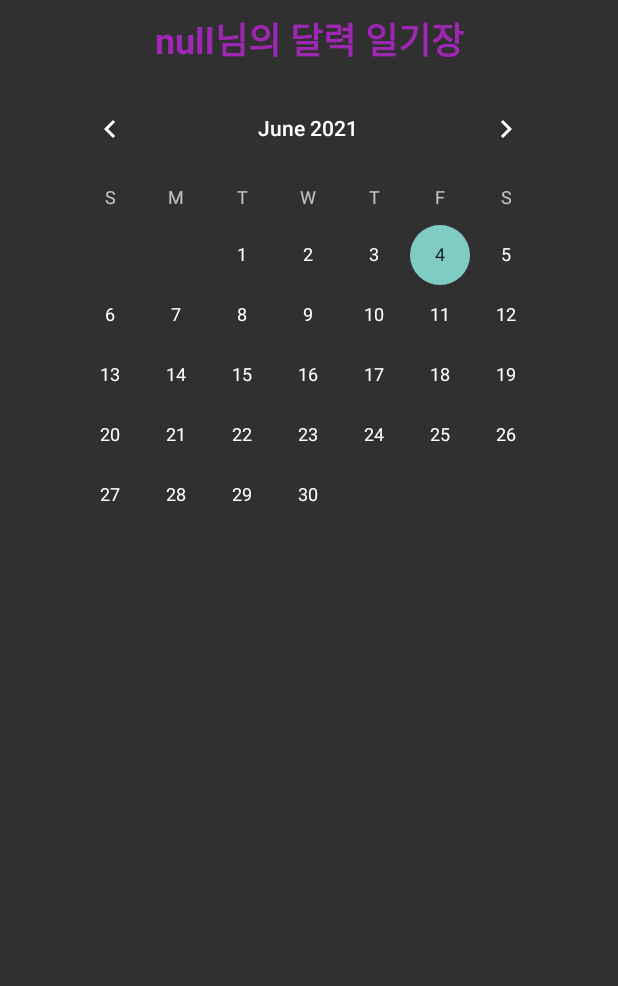
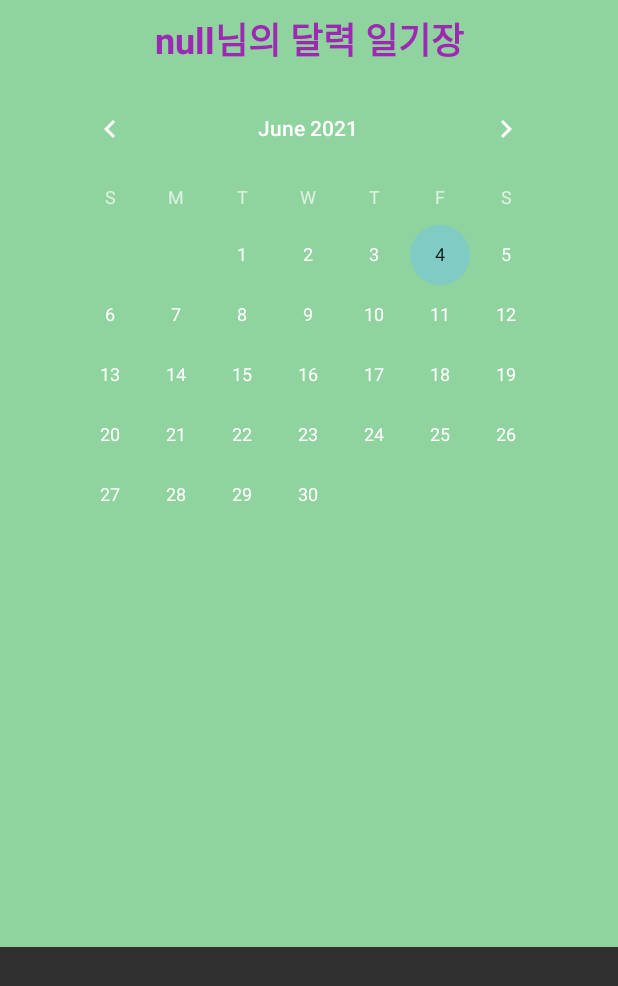
Before and after one commit to KimDDoHyeon/ChildAirAndroid, an Android app: the Calendar screen opened directly, with no data from a screen before it, on a phone screen of 412 x 824 dp. Shown: the top 986 px of the screen. Run offline under Robolectric (Android 15) with nearby library versions, the phone set to English and light mode, and no system bars.

Commit message:
레이아웃 작업 완료

```diff
--- a/app/src/main/java/com/example/childair/MainActivity.java
+++ b/app/src/main/java/com/example/childair/MainActivity.java
@@ -2,7 +2,10 @@ package com.example.childair;
 
 import androidx.appcompat.app.AppCompatActivity;
 
+import android.content.Intent;
 import android.os.Bundle;
+import android.view.View;
+import android.widget.ImageButton;
 
 public class MainActivity extends AppCompatActivity {
 
@@ -12,5 +15,24 @@ public class MainActivity extends AppCompatActivity {
         super.onCreate(savedInstanceState);
         setContentView(R.layout.activity_main);
 
+        ImageButton airBtn = findViewById(R.id.btnAir);
+        ImageButton calBtn = findViewById(R.id.btnCalen);
+
+        airBtn.setOnClickListener(new View.OnClickListener() {
+            @Override
+            public void onClick(View v) {
+                Intent airgo = new Intent(getApplicationContext(), Dust.class);
+                startActivity(airgo);
+            }
+        });
+
+        calBtn.setOnClickListener(new View.OnClickListener() {
+            @Override
+            public void onClick(View v) {
+                Intent calgo = new Intent(getApplicationContext(), Calendar.class);
+                startActivity(calgo);
+            }
+        });
+
     }
 }
--- a/app/src/main/res/layout/activity_calendar.xml
+++ b/app/src/main/res/layout/activity_calendar.xml
@@ -5,48 +5,69 @@
 
     android:layout_width="match_parent"
     android:layout_height="wrap_content"
-    android:orientation="vertical" >
+    android:background="#8FD39E"
+    android:orientation="vertical">
 
 
     <CalendarView
+        android:id="@+id/calendarView"
         android:layout_width="wrap_content"
         android:layout_height="wrap_content"
-        android:id="@+id/calendarView"
+        android:layout_marginStart="8dp"
+        android:layout_marginLeft="8dp"
+        android:layout_marginTop="8dp"
+        android:layout_marginEnd="8dp"
+        android:layout_marginRight="8dp"
+        app:layout_constraintEnd_toEndOf="parent"
+        app:layout_constraintHorizontal_bias="0.488"
         app:layout_constraintStart_toStartOf="parent"
-        android:layout_marginLeft="8dp" android:layout_marginStart="8dp" app:layout_constraintEnd_toEndOf="parent"
-        android:layout_marginEnd="8dp" android:layout_marginRight="8dp"
-        app:layout_constraintHorizontal_bias="0.488" android:layout_marginTop="8dp"
-        app:layout_constraintTop_toBottomOf="@+id/textView3"/>
+        app:layout_constraintTop_toBottomOf="@+id/textView3" />
+
     <TextView
+        android:id="@+id/diaryTextView"
         android:layout_width="0dp"
         android:layout_height="wrap_content"
-        android:gravity= "center"
-        android:id="@+id/diaryTextView" android:layout_marginTop="16dp"
-        app:layout_constraintTop_toBottomOf="@+id/calendarView" app:layout_constraintEnd_toEndOf="parent"
-        android:layout_marginEnd="8dp" android:layout_marginRight="8dp"
-        app:layout_constraintStart_toStartOf="parent" android:layout_marginLeft="8dp"
-        android:layout_marginStart="8dp" android:textAppearance="@style/TextAppearance.AppCompat.Large"/>
+        android:layout_marginStart="8dp"
+        android:layout_marginLeft="8dp"
+        android:layout_marginTop="16dp"
+        android:layout_marginEnd="8dp"
+        android:layout_marginRight="8dp"
+        android:gravity="center"
+        android:textAppearance="@style/TextAppearance.AppCompat.Large"
+        app:layout_constraintEnd_toEndOf="parent"
+        app:layout_constraintStart_toStartOf="parent"
+        app:layout_constraintTop_toBottomOf="@+id/calendarView" />
+
     <EditText
+        android:id="@+id/contextEditText"
         android:layout_width="0dp"
         android:layout_height="116dp"
+        android:layout_marginStart="8dp"
+        android:layout_marginLeft="8dp"
+        android:layout_marginTop="16dp"
+        android:layout_marginEnd="8dp"
+        android:layout_marginRight="8dp"
+        android:ems="10"
+        android:hint="내용을 입력하세요."
         android:inputType="textMultiLine"
-        android:ems="10"
-        android:id="@+id/contextEditText"
-        app:layout_constraintTop_toBottomOf="@+id/diaryTextView" android:layout_marginTop="16dp"
-        android:hint="내용을 입력하세요." android:layout_marginEnd="8dp" app:layout_constraintEnd_toEndOf="parent"
-        android:layout_marginRight="8dp" android:layout_marginStart="8dp"
-        app:layout_constraintStart_toStartOf="parent" android:layout_marginLeft="8dp"
-        android:visibility="invisible"/>
+        android:visibility="invisible"
+        app:layout_constraintEnd_toEndOf="parent"
+        app:layout_constraintStart_toStartOf="parent"
+        app:layout_constraintTop_toBottomOf="@+id/diaryTextView" />
 
     <TextView
+        android:id="@+id/textView2"
         android:layout_width="0dp"
         android:layout_height="0dp"
-        android:id="@+id/textView2"
-        app:layout_constraintTop_toTopOf="@+id/contextEditText"
-        app:layout_constraintBottom_toBottomOf="@+id/contextEditText" app:layout_constraintEnd_toEndOf="parent"
-        android:layout_marginEnd="8dp" android:layout_marginRight="8dp"
-        app:layout_constraintStart_toStartOf="@+id/contextEditText" android:layout_marginLeft="8dp"
-        android:layout_marginStart="8dp" android:visibility="invisible"/>
+        android:layout_marginStart="8dp"
+        android:layout_marginLeft="8dp"
+        android:layout_marginEnd="8dp"
+        android:layout_marginRight="8dp"
+        android:visibility="invisible"
+        app:layout_constraintBottom_toBottomOf="@+id/contextEditText"
+        app:layout_constraintEnd_toEndOf="parent"
+        app:layout_constraintStart_toStartOf="@+id/contextEditText"
+        app:layout_constraintTop_toTopOf="@+id/contextEditText" />
 
     <TextView
         android:id="@+id/textView3"
@@ -66,35 +87,46 @@
         app:layout_constraintTop_toTopOf="parent" />
 
     <Button
+        android:id="@+id/save_Btn"
+        android:layout_width="0dp"
+        android:layout_height="wrap_content"
+        android:layout_marginStart="8dp"
+        android:layout_marginLeft="8dp"
+        android:layout_marginTop="16dp"
+        android:layout_marginEnd="8dp"
+        android:layout_marginRight="8dp"
+        android:layout_marginBottom="20dp"
         android:text="저장"
-        android:layout_width="0dp"
-        android:layout_marginBottom="20dp"
-        android:layout_height="wrap_content"
-        android:id="@+id/save_Btn" android:layout_marginTop="16dp"
-        app:layout_constraintTop_toBottomOf="@+id/contextEditText" app:layout_constraintEnd_toEndOf="parent"
-        android:layout_marginEnd="8dp" android:layout_marginRight="8dp"
-        app:layout_constraintStart_toStartOf="parent" android:layout_marginLeft="8dp"
-        android:layout_marginStart="8dp" android:visibility="invisible"/>
-
-
+        android:visibility="invisible"
+        app:layout_constraintEnd_toEndOf="parent"
+        app:layout_constraintStart_toStartOf="parent"
+        app:layout_constraintTop_toBottomOf="@+id/contextEditText" />
 
 
     <Button
-        android:text="수정"
+        android:id="@+id/cha_Btn"
         android:layout_width="180dp"
         android:layout_height="wrap_content"
-        android:id="@+id/cha_Btn"
-        app:layout_constraintBaseline_toBaselineOf="@+id/save_Btn" app:layout_constraintStart_toStartOf="parent"
-        android:layout_marginLeft="8dp" android:layout_marginStart="8dp"
-        app:layout_constraintEnd_toStartOf="@+id/del_Btn" android:layout_marginEnd="8dp"
-        android:layout_marginRight="8dp" android:visibility="invisible"/>
+        android:layout_marginStart="8dp"
+        android:layout_marginLeft="8dp"
+        android:layout_marginEnd="8dp"
+        android:layout_marginRight="8dp"
+        android:text="수정"
+        android:visibility="invisible"
+        app:layout_constraintBaseline_toBaselineOf="@+id/save_Btn"
+        app:layout_constraintEnd_toStartOf="@+id/del_Btn"
+        app:layout_constraintStart_toStartOf="parent" />
+
     <Button
-        android:text="삭제"
+        android:id="@+id/del_Btn"
         android:layout_width="176dp"
         android:layout_height="wrap_content"
-        android:id="@+id/del_Btn"
-        app:layout_constraintBaseline_toBaselineOf="@+id/cha_Btn" app:layout_constraintEnd_toEndOf="@+id/save_Btn"
-        android:layout_marginEnd="8dp" android:layout_marginRight="8dp" android:visibility="invisible"></Button>
+        android:layout_marginEnd="8dp"
+        android:layout_marginRight="8dp"
+        android:text="삭제"
+        android:visibility="invisible"
+        app:layout_constraintBaseline_toBaselineOf="@+id/cha_Btn"
+        app:layout_constraintEnd_toEndOf="@+id/save_Btn"></Button>
 
 
 </androidx.constraintlayout.widget.ConstraintLayout>
--- a/app/src/main/res/layout/activity_dust.xml
+++ b/app/src/main/res/layout/activity_dust.xml
@@ -4,6 +4,7 @@
     xmlns:tools="http://schemas.android.com/tools"
     android:layout_width="match_parent"
     android:layout_height="match_parent"
+    android:background="#8FD39E"
     tools:context=".MainActivity">
 
     <com.mancj.materialsearchbar.MaterialSearchBar
@@ -11,28 +12,32 @@
         android:layout_width="match_parent"
         android:layout_height="wrap_content"
         android:layout_alignParentTop="true"
-        app:mt_speechMode="false"
-        app:mt_hint="Search"/>
+        app:mt_hint="Search"
+        app:mt_placeholder="어린이집을 검색하세요"
+        app:mt_speechMode="false" />
+
     <TextView
         android:id="@+id/name"
         android:layout_width="wrap_content"
         android:layout_height="wrap_content"
         android:layout_below="@+id/search_bar"
-        android:textSize="40dp"
         android:layout_centerHorizontal="true"
-        android:text="   " />
+        android:text="   "
+        android:textSize="40dp" />
+
     <TextView
         android:id="@+id/ti"
         android:layout_width="wrap_content"
         android:layout_height="wrap_content"
         android:layout_below="@+id/name"
-        android:text="               시간                  온도      미세먼지       초미세먼지  " />
+        android:text="               시간                  온도      미세먼지       초미세먼지  "
+        android:textColor="#FFFFFF" />
 
 
     <androidx.recyclerview.widget.RecyclerView
         android:id="@+id/recyclear_search"
-        android:layout_below="@+id/ti"
         android:layout_width="match_parent"
-        android:layout_height="match_parent"/>
+        android:layout_height="match_parent"
+        android:layout_below="@+id/ti" />
 
 </RelativeLayout>
--- a/app/src/main/res/layout/activity_main.xml
+++ b/app/src/main/res/layout/activity_main.xml
@@ -4,7 +4,7 @@
     xmlns:tools="http://schemas.android.com/tools"
     android:layout_width="match_parent"
     android:layout_height="match_parent"
-    android:background="#FFFFFF"
+    android:background="#8FD39E"
     android:orientation="vertical"
     tools:context=".MainActivity">
 
@@ -22,7 +22,8 @@
             android:layout_width="wrap_content"
             android:layout_height="wrap_content"
             android:layout_gravity="center"
-            android:background="#FFFFFF"
+            android:alpha="100"
+            android:background="#8FD39E"
             android:text="키즈에어"
             android:textColor="#000000"
             android:textSize="24sp" />
@@ -120,7 +121,8 @@
         android:layout_marginEnd="40dp"
         android:layout_marginRight="40dp"
         android:layout_marginBottom="80dp"
-        android:background="@drawable/support128"
+        android:background="@color/white"
+        android:foreground="@drawable/support128"
         app:layout_constraintBottom_toBottomOf="parent"
         app:layout_constraintEnd_toEndOf="parent"
         app:layout_constraintTop_toBottomOf="@+id/btnCalen" />
```
